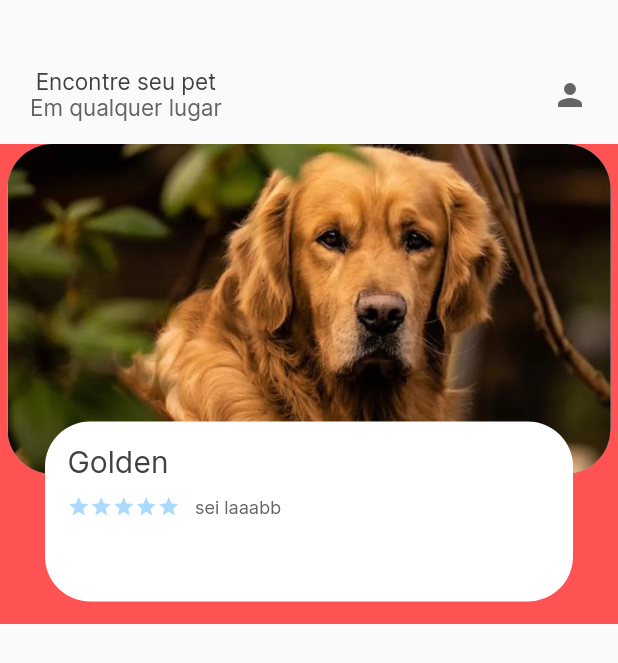
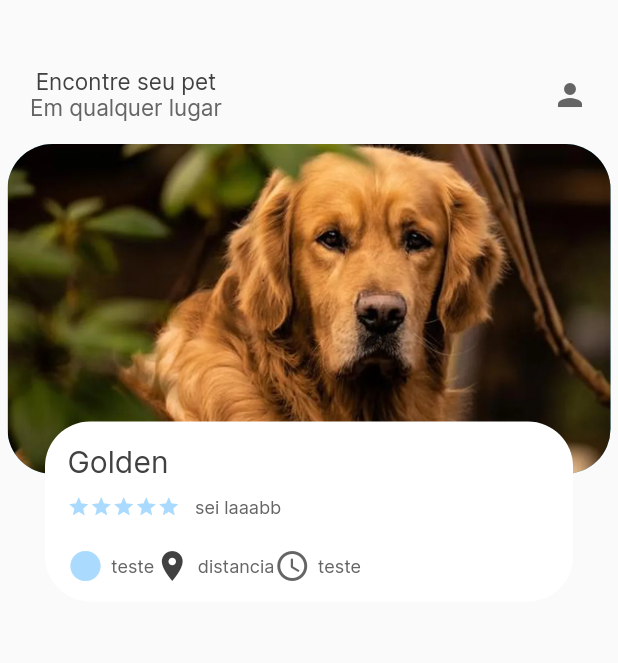
Before and after one commit to MeAdote/Tcc_MeAdote_App, a Flutter app: the HomePage screen opened by its route, on a phone screen of 412 x 824 dp. Shown: the top 663 px of the screen. Run offline on Flutter 3.47's test engine with Material 2 defaults, Android fonts, the phone set to English and light mode, and no system bars.

Commit message:
final cards

```diff
--- a/lib/app/pages/homePage/assets/widgets/iconAndText.dart
+++ b/lib/app/pages/homePage/assets/widgets/iconAndText.dart
@@ -1,10 +1,31 @@
 import 'package:flutter/material.dart';
+import 'package:tcc_me_adote/app/pages/homePage/assets/widgets/smallText.dart';
 
 class IconAndTexWidget extends StatelessWidget {
-  const IconAndTexWidget({super.key});
+  final IconData icon;
+  final String text;
+
+  final Color iconColor;
+
+  const IconAndTexWidget(
+      {Key? key,
+      required this.icon,
+      required this.text,
+      required this.iconColor})
+      : super(key: key);
 
   @override
   Widget build(BuildContext context) {
-    return Container();
+    return Row(
+      children: [
+        Icon(icon, color: iconColor),
+        SizedBox(
+          width: 5,
+        ),
+        SmallText(
+          text: text,
+        ),
+      ],
+    );
   }
 }
--- a/lib/app/pages/homePage/dog_page_body.dart
+++ b/lib/app/pages/homePage/dog_page_body.dart
@@ -1,6 +1,7 @@
 import 'package:flutter/material.dart';
 import 'package:tcc_me_adote/app/pages/homePage/assets/colors/colors.dart';
 import 'package:tcc_me_adote/app/pages/homePage/assets/widgets/bigText.dart';
+import 'package:tcc_me_adote/app/pages/homePage/assets/widgets/iconAndText.dart';
 import 'package:tcc_me_adote/app/pages/homePage/assets/widgets/smallText.dart';
 
 class DogPageBody extends StatefulWidget {
@@ -15,7 +16,7 @@ class _DogPageBodyState extends State<DogPageBody> {
   @override
   Widget build(BuildContext context) {
     return Container(
-      color: Colors.redAccent,
+      //color: Colors.redAccent,
       height: 320,
       child: PageView.builder(
           itemCount: 5,
@@ -82,7 +83,20 @@ class _DogPageBodyState extends State<DogPageBody> {
                     height: 20,
                   ),
                   Row(
-                    children: [],
+                    children: [
+                      IconAndTexWidget(
+                          icon: Icons.circle_sharp,
+                          text: "teste",
+                          iconColor: HomeColors.lightBlueColor),
+                      IconAndTexWidget(
+                          icon: Icons.location_on,
+                          text: "distancia",
+                          iconColor: HomeColors.tituloColor),
+                      IconAndTexWidget(
+                          icon: Icons.access_time_rounded,
+                          text: "teste",
+                          iconColor: HomeColors.subColor),
+                    ],
                   )
                 ],
               ),
```
